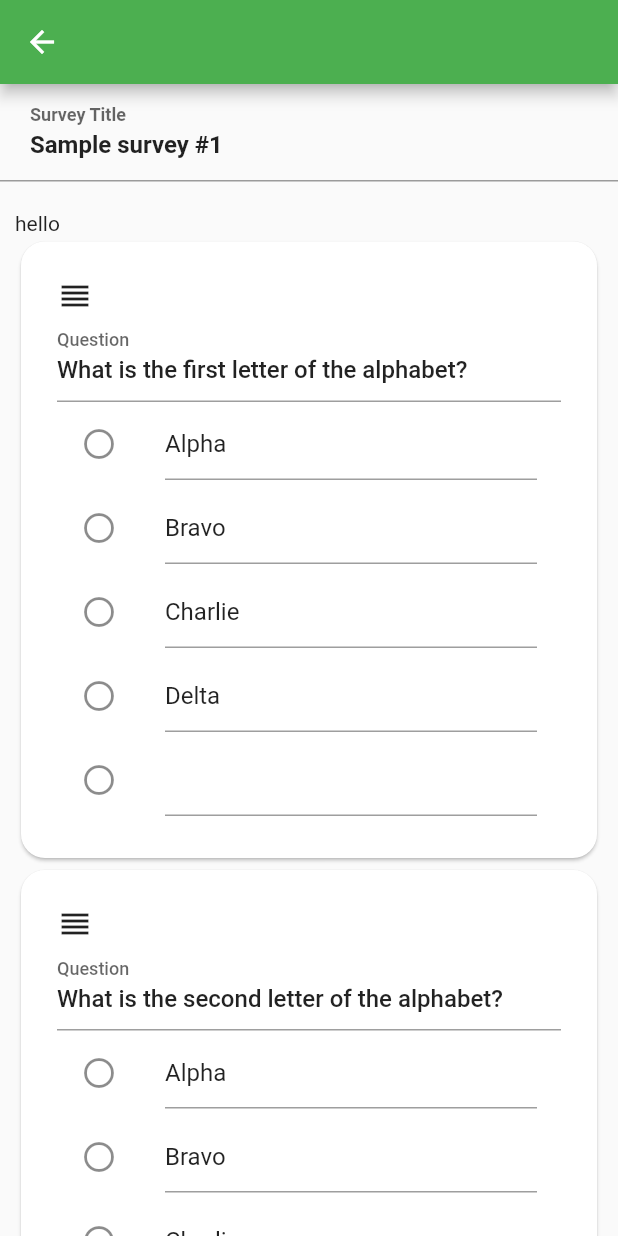
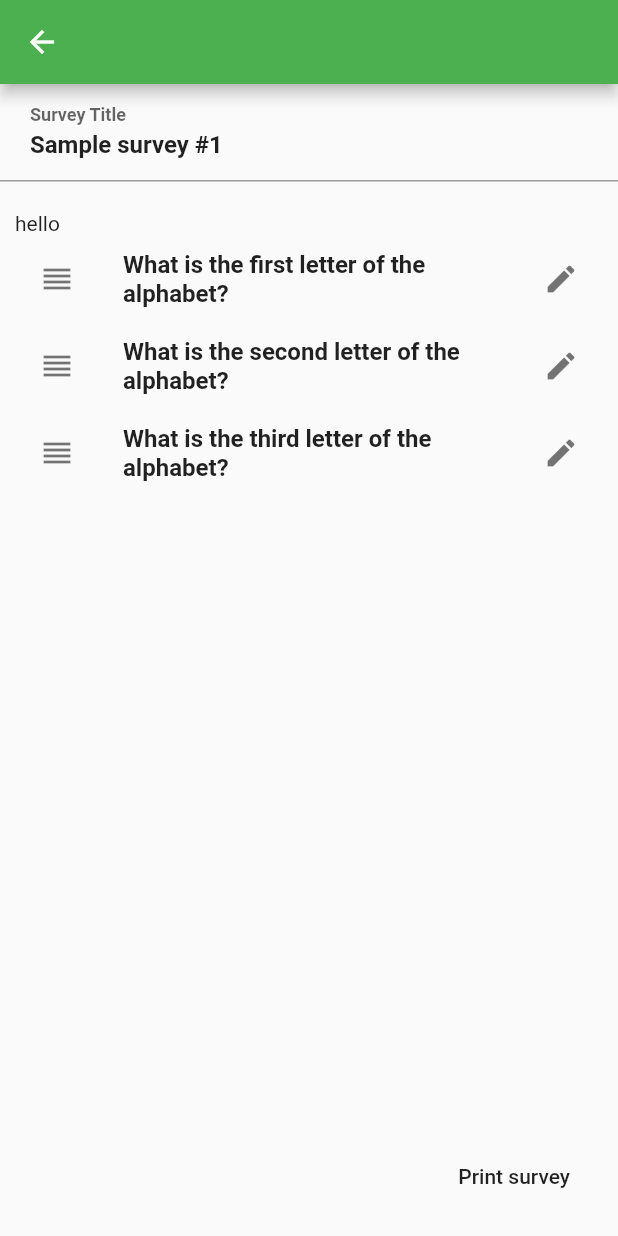
Before and after one commit to askmetoo/fynnet_survey_demo, a Flutter app: the screen it shows after launch, on a phone screen of 412 x 824 dp. Run offline on Flutter 3.47's test engine with Material 2 defaults, Android fonts, the phone set to English and light mode, and no system bars.

Commit message:
synchronized survey state to editing inputs

```diff
--- a/lib/views/CreateSurvey.dart
+++ b/lib/views/CreateSurvey.dart
@@ -35,6 +35,12 @@ class _EditSurveyState extends State<EditSurvey> {
 
     return Scaffold(
       appBar: AppBar(),
+      floatingActionButton: FlatButton(
+        child: Text('Print survey'),
+        onPressed: () {
+          print('Title: ${widget.survey.title}, Question1: ${widget.survey.questions[0].text}, Choice A.1: ${widget.survey.questions[0].choices}');
+        }
+      ),
       body: Column(
         children: [
           _titleField,
@@ -75,23 +81,39 @@ class EditSurveyQuestion extends StatefulWidget{
 }
 
 class _EditSurveyQuestionState extends State<EditSurveyQuestion> {
+  TextEditingController _questionTitleController;
+
+  @override
+  void dispose() {
+    _questionTitleController.dispose();
+    super.dispose();
+  }
+
+  @override
+  void initState() {
+    // Creates controller and adds listener -- runs only once on widget creation
+    _questionTitleController = new TextEditingController(text: widget.question.text);
+    _questionTitleController.addListener(() {
+      setState(() { widget.question.text = _questionTitleController.text; });
+    });
+
+    super.initState();
+  }
+
   @override
   Widget build(BuildContext context) {
-    TextEditingController _questionTitleController = new TextEditingController(text: widget.question.text);
-
-    Text _buildTitle() => Text(widget.question.text);
-    _questionTitleController.addListener(_buildTitle);
-
-    return Card(
+    return ExpansionTile(
         key: widget.key,
-      shape: RoundedRectangleBorder(borderRadius: BorderRadius.circular(16)),
-      child: Padding(
+        leading: Icon(Icons.reorder),
+        title: Text(widget.question.text, style: TextStyle(fontWeight: FontWeight.w700)),
+        trailing: Icon(Icons.edit),
+        children: [
+          Padding(
             padding: EdgeInsets.all(24),
             child: Column(
               mainAxisSize: MainAxisSize.min,
               crossAxisAlignment: CrossAxisAlignment.start,
               children: [
-            Icon(Icons.reorder),
                 TextFormField(
                   style: TextStyle(
                     fontWeight: FontWeight.w500
@@ -102,25 +124,52 @@ class _EditSurveyQuestionState extends State<EditSurveyQuestion> {
                   ),
                 ),
 
+                // Editable field for each existing choice
                 if (widget.question.choices != null)
                   ...widget.question.choices.map(
                     (String choice) => EditSurveyQuestionChoice(choice)
                   ),
 
+                // Blank editable field for creating a new choice
                 EditSurveyQuestionChoice(null)
               ]
             )
           )
+        ]
     );
   }
 
 }
 
-class EditSurveyQuestionChoice extends StatelessWidget {
-  EditSurveyQuestionChoice(this.choice);
-  final String choice;
+class EditSurveyQuestionChoice extends StatefulWidget {
+  EditSurveyQuestionChoice(this.choice, {Key key}) : super(key: key);
+  String choice;
+
+  @override
+  State<StatefulWidget> createState() => new _EditSurveyQuestionChoiceState();
+}
+
+class _EditSurveyQuestionChoiceState extends State<EditSurveyQuestionChoice> {
   // TODO: if choice is null, then the widget should add the new string to the list of choices
   // TODO: if choice becomes '', then delete the choice
+  TextEditingController _choiceController;
+
+  @override
+  void dispose() {
+    _choiceController.dispose();
+    super.dispose();
+  }
+
+  @override
+  void initState() {
+    _choiceController = TextEditingController(text: widget.choice);
+    _choiceController.addListener(() {
+      setState(() {
+        widget.choice = _choiceController.text; //TODO: turn choice into an object so that we can pass in reference
+      });
+    });
+    super.initState();
+  }
 
   @override
   Widget build(BuildContext context) {
@@ -128,7 +177,7 @@ class EditSurveyQuestionChoice extends StatelessWidget {
       child: ListTile(
       leading: Icon(Icons.radio_button_unchecked),
       title: TextFormField(
-          initialValue: choice,
+          controller: _choiceController,
           decoration: InputDecoration(
             //contentPadding: EdgeInsets.fromLTRB(10.0, 5, 10, 5),
             border: UnderlineInputBorder()
```
Lines whose indentation alone changed are shown as unchanged.
